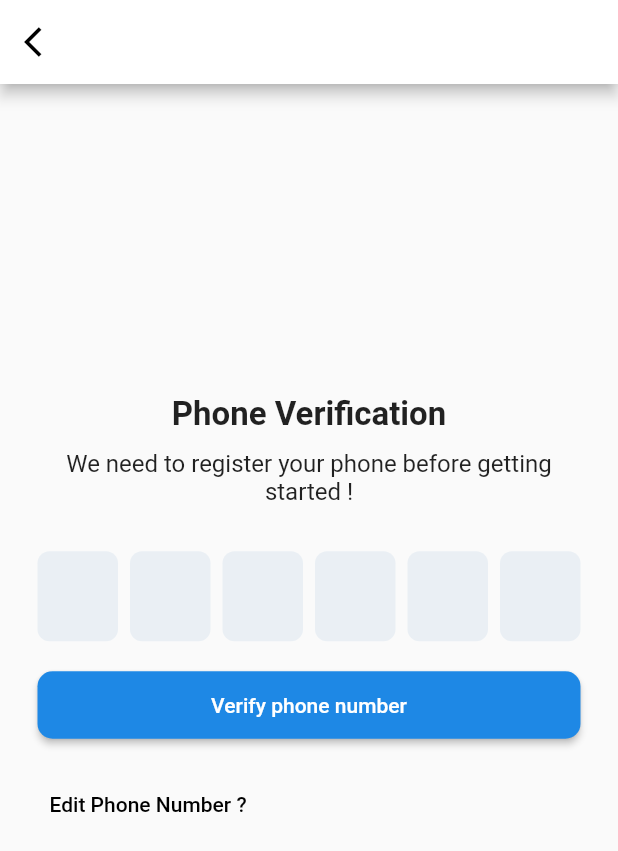
After one commit to sakshiswami12/Linkedin-clone-App, a Flutter app: the MyOtp screen opened directly, on a phone screen of 412 x 824 dp. The commit adds this screen. Shown: the top 851 px of the screen. Run offline on Flutter 3.47's test engine with Material 2 defaults, Android fonts, the phone set to English and light mode, and no system bars; drawn by our look-alikes of pinput.

Commit message:
This is my second commit

```diff
--- a/lib/login/forgotpassword.dart
+++ b/lib/login/forgotpassword.dart
@@ -1,5 +1,6 @@
 import 'package:flutter/material.dart';
 import 'package:linkedin_clone/login/forgot.dart';
+import 'package:linkedin_clone/login/otp.dart';
  class ForgotPassword extends StatefulWidget {
    const ForgotPassword({Key? key}) : super(key: key);
 
@@ -51,9 +52,9 @@ import 'package:linkedin_clone/login/forgot.dart';
            SizedBox(height: 50,),
            SizedBox(width: 350,height: 40,
              child: ElevatedButton(onPressed: (){
-               Navigator.push(context, MaterialPageRoute(builder: (context)=>Forgot()));
+               Navigator.push(context, MaterialPageRoute(builder: (context)=>MyOtp()));
              },
-                 child: Text("Reset password"),
+                 child: Text("Send the code"),
              ),
            )
          ],
--- /dev/null
+++ b/lib/login/otp.dart
@@ -0,0 +1,106 @@
+import 'package:flutter/material.dart';
+import 'package:pinput/pinput.dart';
+
+class MyOtp extends StatefulWidget {
+  const MyOtp({Key? key}) : super(key: key);
+
+  @override
+  State<MyOtp> createState() => _MyOtpState();
+}
+
+class _MyOtpState extends State<MyOtp> {
+  @override
+  Widget build(BuildContext context) {
+    final defaultPinTheme = PinTheme(
+      width: 56,
+      height: 56,
+      textStyle: TextStyle(fontSize: 20, color: Color.fromRGBO(30, 60, 87, 1), fontWeight: FontWeight.w600),
+      decoration: BoxDecoration(
+        border: Border.all(color: Color.fromRGBO(234, 239, 243, 1)),
+        borderRadius: BorderRadius.circular(20),
+      ),
+    );
+
+    final focusedPinTheme = defaultPinTheme.copyDecorationWith(
+      border: Border.all(color: Color.fromRGBO(114, 178, 238, 1)),
+      borderRadius: BorderRadius.circular(8),
+    );
+
+    final submittedPinTheme = defaultPinTheme.copyWith(
+      decoration: defaultPinTheme.decoration?.copyWith(
+        color: Color.fromRGBO(234, 239, 243, 1),
+      ),
+    );
+    return Scaffold(
+      extendBodyBehindAppBar: true,
+      appBar: AppBar(
+        backgroundColor: Colors.white,
+        leading: IconButton(
+          onPressed: (){
+            Navigator.pop(context);
+          },
+          icon: Icon(Icons.arrow_back_ios,color: Colors.black,),
+        ),
+      ),
+          body: Container(
+            margin: EdgeInsets.only(left: 25, right: 25),
+            alignment: Alignment.center,
+            child: SingleChildScrollView(
+              child: Column(
+                mainAxisAlignment: MainAxisAlignment.center,
+                children: [
+                  Text('Phone Verification',style: TextStyle(fontSize: 22, fontWeight: FontWeight.bold),),
+               SizedBox(height: 10,),
+                  Text('We need to register your phone before getting started !',
+                  style: TextStyle(fontSize: 16
+                  ),
+                    textAlign: TextAlign.center,
+                  ),
+                  SizedBox(height: 30,),
+              Pinput(
+                  length: 6,
+                pinputAutovalidateMode: PinputAutovalidateMode.onSubmit,
+                showCursor: true,
+
+              ),
+                  SizedBox(height: 20,),
+                  SizedBox(
+                    height: 45,
+                    width: double.infinity,
+                    child: ElevatedButton(
+                      onPressed: (){},
+                      child: Text('Verify phone number'),
+                      style: ElevatedButton.styleFrom(
+                          primary: Colors.blue.shade600,
+                          shape: RoundedRectangleBorder(
+                            borderRadius: BorderRadius.circular(10),
+                          )
+                      ),
+                    ),
+
+
+                  ),
+                 Row(
+                      children: [
+                        SizedBox(
+                          width: 10,
+                        ),
+
+                      ],
+                    ),
+
+                  SizedBox(height: 20,),
+                  Row(
+                    children: [
+                      TextButton(onPressed: (){},
+                        child: Text('Edit Phone Number ?',style: TextStyle(color: Colors.black),),
+                      )
+                    ],
+                  ),
+                ],
+              ),
+            ),
+          ),
+    );
+  }
+}
--- a/pubspec.yaml
+++ b/pubspec.yaml
@@ -35,7 +35,7 @@ dependencies:
   # The following adds the Cupertino Icons font to your application.
   # Use with the CupertinoIcons class for iOS style icons.
   cupertino_icons: ^1.0.2
-
+  pinput: ^3.0.1
 dev_dependencies:
   flutter_test:
     sdk: flutter
@@ -62,7 +62,7 @@ flutter:
   assets:
     - assets/images/profile.jpeg
     - assets/images/photo1.jpg
-    - assets/images/photo2.jpg
+
 
   # An image asset can refer to one or more resolution-specific "variants", see
   # https://flutter.dev/assets-and-images/#resolution-aware
```
Also changed, not shown: pubspec.lock, 6 other files.
